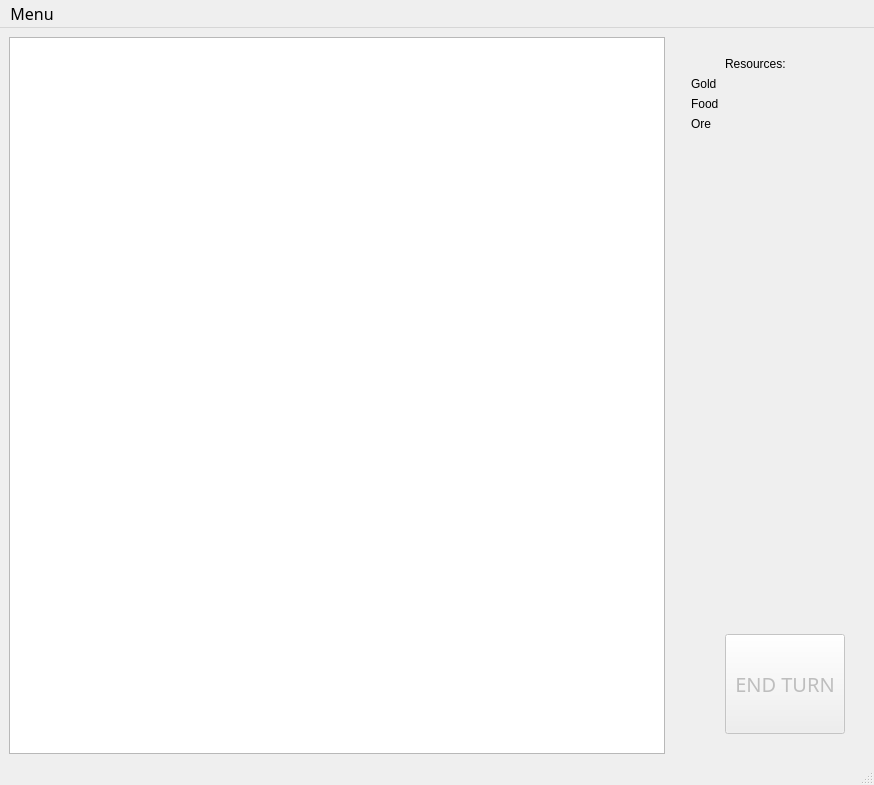
juhvv/programming3-2019-project, file Game/mapwindow.ui: the form before one commit.
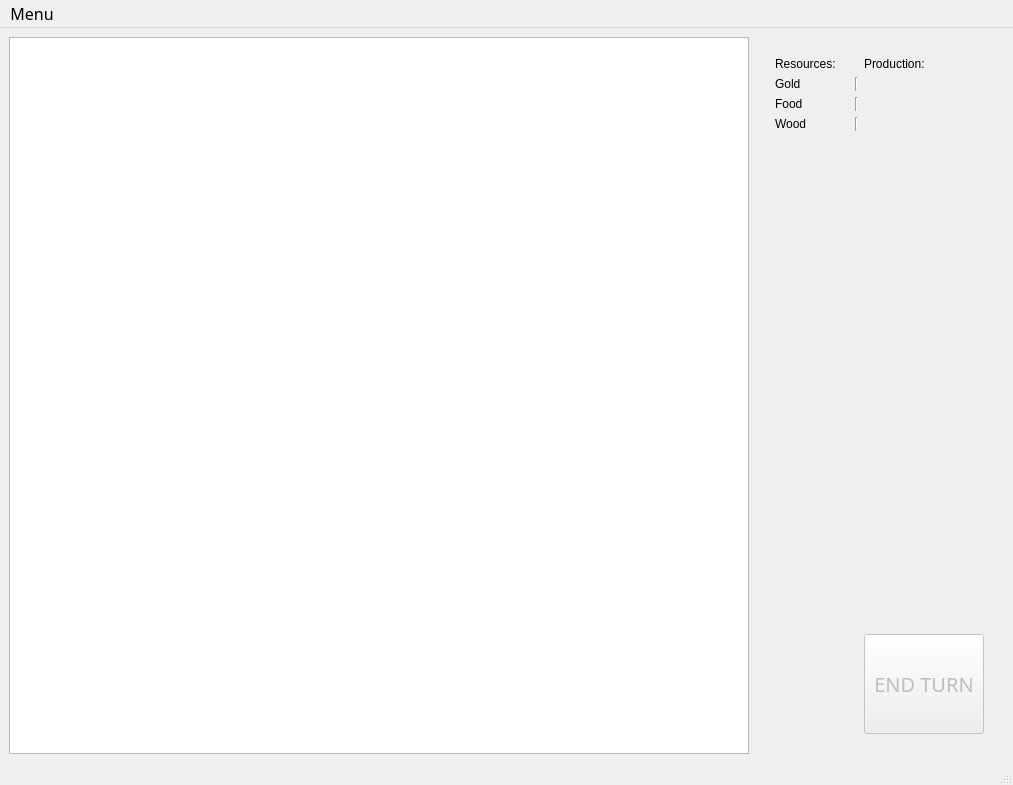
The form after the commit. Icons and pictures are not drawn.

Commit message: Removed addplayernames, implemented calculateproduction, calculateaddproduction, generatedresources, and now mainwindow shows current resource production

```diff
--- a/Game/mapwindow.ui
+++ b/Game/mapwindow.ui
@@ -6,7 +6,7 @@
    <rect>
     <x>0</x>
     <y>0</y>
-    <width>874</width>
+    <width>1013</width>
     <height>785</height>
    </rect>
   </property>
@@ -63,56 +63,77 @@
       <property name="bottomMargin">
        <number>20</number>
       </property>
-      <item row="2" column="2">
+      <item row="2" column="0">
+       <widget class="QLabel" name="foodNameLbl">
+        <property name="text">
+         <string>Food</string>
+        </property>
+       </widget>
+      </item>
+      <item row="3" column="0">
+       <widget class="QLabel" name="woodNameLbl">
+        <property name="text">
+         <string>Wood</string>
+        </property>
+       </widget>
+      </item>
+      <item row="2" column="1">
        <widget class="QLabel" name="foodValueLbl">
         <property name="text">
          <string/>
         </property>
        </widget>
       </item>
+      <item row="3" column="1">
+       <widget class="QLabel" name="woodValueLbl">
+        <property name="text">
+         <string/>
+        </property>
+       </widget>
+      </item>
+      <item row="0" column="3">
+       <widget class="QLabel" name="productionLbl">
+        <property name="text">
+         <string>Production:</string>
+        </property>
+       </widget>
+      </item>
+      <item row="1" column="3">
+       <widget class="QLabel" name="goldProductionLbl">
+        <property name="text">
+         <string/>
+        </property>
+       </widget>
+      </item>
+      <item row="2" column="3">
+       <widget class="QLabel" name="foodProductionLbl">
+        <property name="text">
+         <string/>
+        </property>
+       </widget>
+      </item>
       <item row="1" column="1">
+       <widget class="QLabel" name="goldValueLbl">
+        <property name="text">
+         <string/>
+        </property>
+       </widget>
+      </item>
+      <item row="1" column="0">
        <widget class="QLabel" name="goldNameLbl">
         <property name="text">
          <string>Gold</string>
         </property>
        </widget>
       </item>
-      <item row="3" column="1">
-       <widget class="QLabel" name="woodNameLbl">
-        <property name="text">
-         <string>Ore</string>
-        </property>
-       </widget>
-      </item>
-      <item row="2" column="1">
-       <widget class="QLabel" name="foodNameLbl">
-        <property name="text">
-         <string>Food</string>
-        </property>
-       </widget>
-      </item>
-      <item row="0" column="2">
+      <item row="0" column="0">
        <widget class="QLabel" name="resourceLbl">
         <property name="text">
          <string>Resources:</string>
         </property>
        </widget>
       </item>
-      <item row="3" column="2">
-       <widget class="QLabel" name="woodValueLbl">
-        <property name="text">
-         <string/>
-        </property>
-       </widget>
-      </item>
-      <item row="1" column="2">
-       <widget class="QLabel" name="goldValueLbl">
-        <property name="text">
-         <string/>
-        </property>
-       </widget>
-      </item>
-      <item row="5" column="2">
+      <item row="5" column="3">
        <widget class="QPushButton" name="turnSwitchBtn">
         <property name="enabled">
          <bool>false</bool>
@@ -148,7 +169,7 @@
         </property>
        </widget>
       </item>
-      <item row="4" column="2">
+      <item row="4" column="3">
        <spacer name="verticalSpacer">
         <property name="orientation">
          <enum>Qt::Vertical</enum>
@@ -161,6 +182,34 @@
         </property>
        </spacer>
       </item>
+      <item row="3" column="3">
+       <widget class="QLabel" name="woodProductionLbl">
+        <property name="text">
+         <string/>
+        </property>
+       </widget>
+      </item>
+      <item row="1" column="2">
+       <widget class="Line" name="line">
+        <property name="orientation">
+         <enum>Qt::Vertical</enum>
+        </property>
+       </widget>
+      </item>
+      <item row="2" column="2">
+       <widget class="Line" name="line_2">
+        <property name="orientation">
+         <enum>Qt::Vertical</enum>
+        </property>
+       </widget>
+      </item>
+      <item row="3" column="2">
+       <widget class="Line" name="line_3">
+        <property name="orientation">
+         <enum>Qt::Vertical</enum>
+        </property>
+       </widget>
+      </item>
      </layout>
     </item>
    </layout>
@@ -170,8 +219,8 @@
     <rect>
      <x>0</x>
      <y>0</y>
-     <width>874</width>
-     <height>25</height>
+     <width>1013</width>
+     <height>24</height>
     </rect>
    </property>
    <property name="font">
```
The commit also changes 6 other files.
